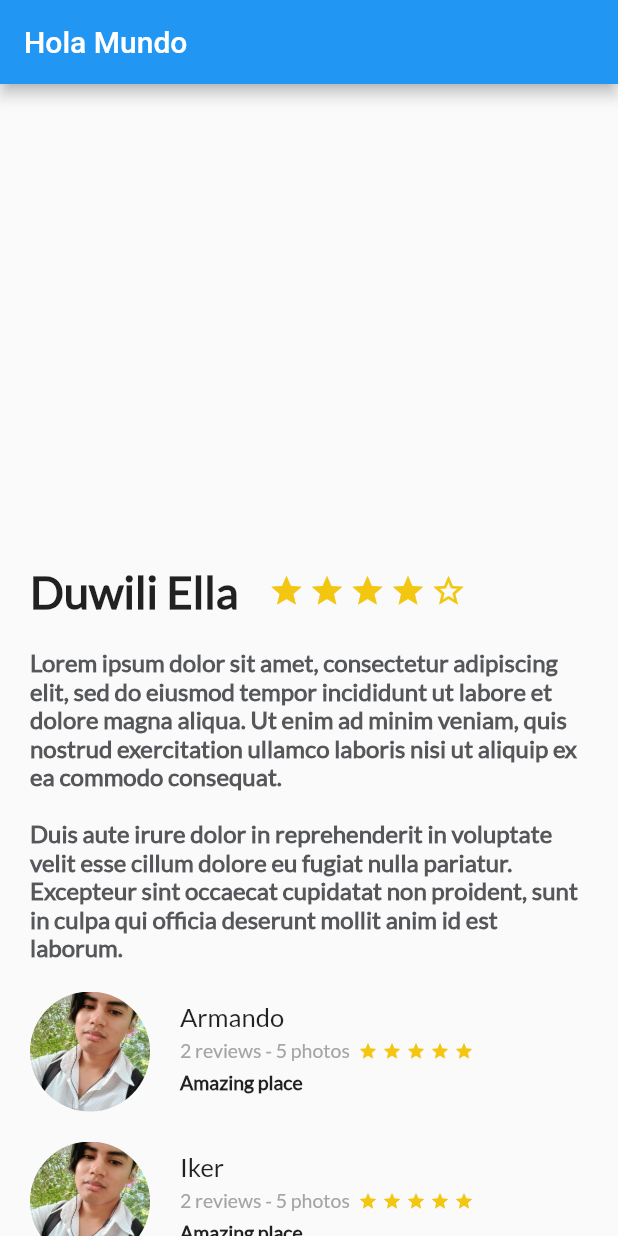
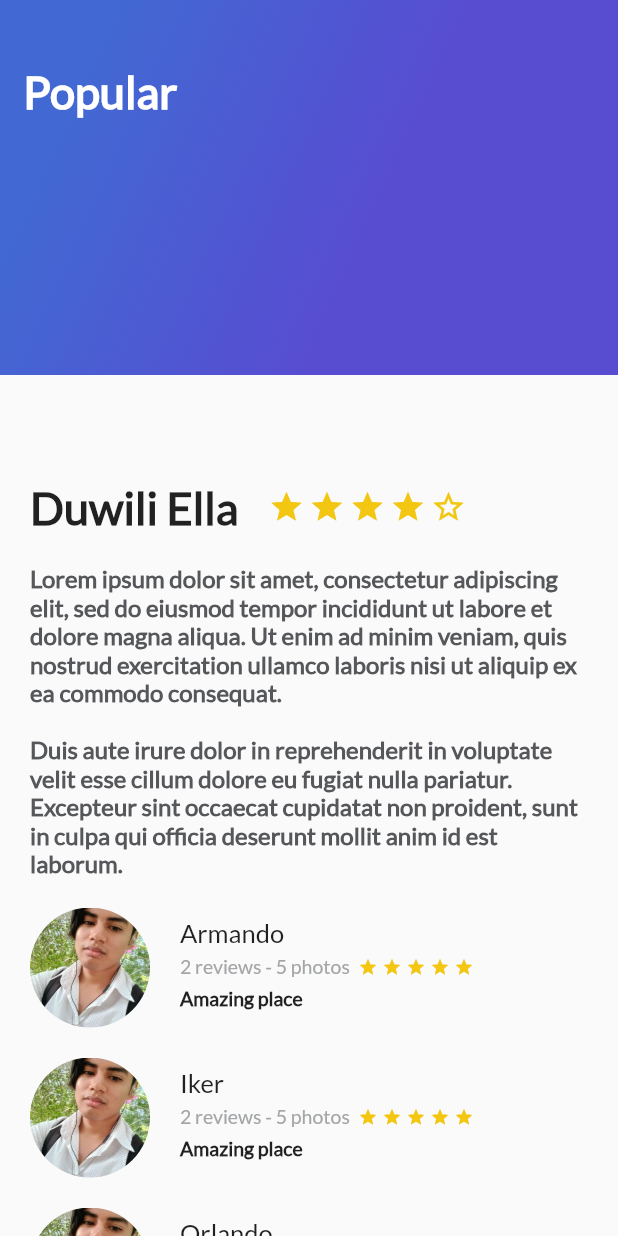
Before and after one commit to JARS1904/Trips_app, a Flutter app: the screen it shows after launch, on a phone screen of 412 x 824 dp. Run offline on Flutter 3.47's test engine with Material 2 defaults, Android fonts, the phone set to English and light mode, and no system bars.

Commit message:
Se agrego un gradient al main.dart

```diff
--- /dev/null
+++ b/lib/gradient_back.dart
@@ -0,0 +1,40 @@
+import 'package:flutter/material.dart';
+
+class GradientBack extends StatelessWidget {
+
+  String title = "Welcome";
+
+  GradientBack(this.title);
+
+  @override
+  Widget build(BuildContext context) {
+    // TODO: implement build
+    return Container(
+      height: 250.0,
+      decoration: BoxDecoration(
+        gradient: LinearGradient(
+          colors: [
+            Color(0xFF4268D3),
+            Color(0xFF584CD1),
+          ],
+          begin: FractionalOffset(0.2, 0.0),
+          end: FractionalOffset(1.0, 0.6),
+          stops: [0.0, 0.6],
+          tileMode: TileMode.clamp,
+        )
+      ),
+
+      child: Text(
+        title,
+        style: TextStyle(
+          fontFamily: "Lato",
+          fontSize: 30.0,
+          fontWeight: FontWeight.bold,
+          color: Colors.white,
+        ),
+      ),
+      alignment: Alignment(-0.9, -0.6),
+    );
+  }
+
+}
--- a/lib/main.dart
+++ b/lib/main.dart
@@ -1,6 +1,7 @@
 import 'package:flutter/material.dart';
 import 'description_place.dart';
 import 'review_list.dart';
+import 'gradient_back.dart';
 
 void main() {
   runApp(MyApp());
@@ -19,13 +20,15 @@ class MyApp extends StatelessWidget {
         primarySwatch: Colors.blue,
       ),
       home: Scaffold(
-        appBar: AppBar(
-          title: Text("Hola Mundo"),
-        ),
-        body: ListView(
+        body: Stack(
           children: [
-            DescriptionPlace("Duwili Ella", 4, descriptionPlace),
-            ReviewList(),
+            ListView(
+              children: [
+                DescriptionPlace("Duwili Ella", 4, descriptionPlace),
+                ReviewList(),
+              ],
+            ),
+            GradientBack("Popular"),
           ],
         ),
       ),
```
